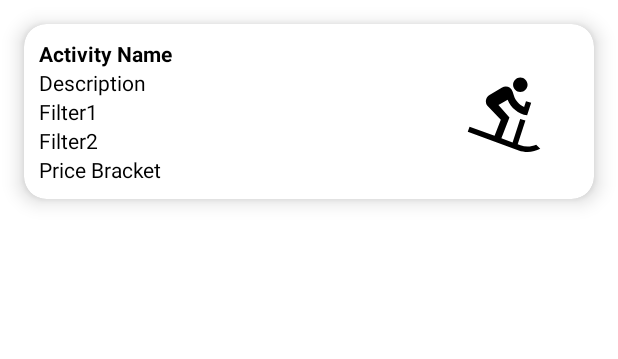
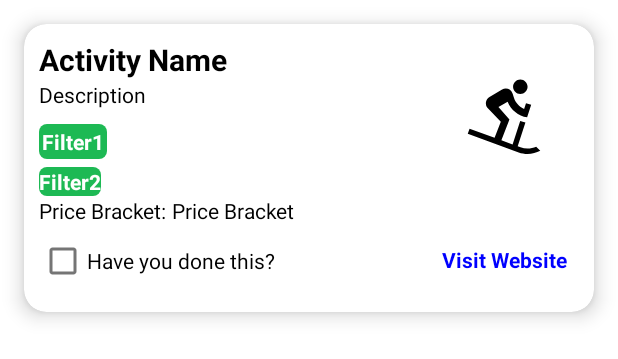
Before and after one commit to JamieLloyd01/MastersProject, an Android app: the layout item_view.xml on its own in the app's theme, with its tools: preview values and no code run, on a phone screen of 412 x 824 dp. Shown: the top 359 px of the screen. Run offline under Robolectric (Android 15) with nearby library versions, the phone set to English and light mode, and no system bars.

Commit message:
changed recycler GUI

```diff
--- /dev/null
+++ b/app/src/main/res/drawable/outline_background.xml
@@ -0,0 +1,8 @@
+<?xml version="1.0" encoding="utf-8"?>
+<shape xmlns:android="http://schemas.android.com/apk/res/android">
+    <solid android:color="@android:color/transparent" />
+    <stroke
+        android:width="2dp"
+        android:color="#1DB954"
+    />
+</shape>
--- /dev/null
+++ b/app/src/main/res/drawable/rounded.xml
@@ -0,0 +1,4 @@
+<shape xmlns:android="http://schemas.android.com/apk/res/android">
+    <solid android:color="#FFFFFF" /> <!-- Background color of the EditText -->
+    <corners android:radius="150dp" /> <!-- Corner radius of the EditText -->
+</shape>
--- /dev/null
+++ b/app/src/main/res/drawable/rounded_background.xml
@@ -0,0 +1,5 @@
+<?xml version="1.0" encoding="utf-8"?>
+<shape xmlns:android="http://schemas.android.com/apk/res/android">
+    <solid android:color="#1DB954" /> <!-- Fill color (in this case, red) -->
+    <corners android:radius="5dp" /> <!-- Corner radius in dp -->
+</shape>
--- a/app/src/main/res/layout/item_view.xml
+++ b/app/src/main/res/layout/item_view.xml
@@ -20,7 +20,7 @@ android:padding="30dp">
         android:layout_width="200dp"
         android:layout_height="wrap_content"
         android:textColor="@color/black"
-        android:textSize="14sp"
+        android:textSize="20sp"
         android:text="Activity Name"
         android:textStyle="bold"/>
 
@@ -30,29 +30,60 @@ android:padding="30dp">
         android:layout_width="180dp"
         android:layout_height="wrap_content"
         android:textColor="@color/black"
+        android:layout_marginBottom="10dp"
         android:text="Description"/>
+
 
     <TextView
         android:id="@+id/filter1"
-        android:layout_width="200dp"
+        android:layout_width="wrap_content"
         android:layout_height="wrap_content"
         android:text="Filter1"
-        android:textColor="@color/black" />
+        android:layout_marginBottom="5dp"
+        android:background="@drawable/rounded_background"
+        android:textColor="@color/white"
+        android:padding="2dp"
+        android:textStyle="bold"/>
 
     <TextView
         android:id="@+id/filter2"
-        android:layout_width="200dp"
+        android:layout_width="wrap_content"
         android:layout_height="wrap_content"
         android:text="Filter2"
-        android:textColor="@color/black" />
+        android:background="@drawable/rounded_background"
+        android:textColor="@color/white"
+        android:textStyle="bold"/>
 
 
+
+
+
+
+    <LinearLayout
+        android:layout_width="match_parent"
+        android:layout_height="wrap_content"
+        android:orientation="horizontal">
+
+        <TextView
+            android:id="@+id/priceBracketLabel"
+            android:layout_width="wrap_content"
+            android:layout_height="wrap_content"
+            android:textColor="@color/black"
+            android:text="Price Bracket: "/>
         <TextView
             android:id="@+id/priceBracket"
             android:layout_width="200dp"
             android:layout_height="wrap_content"
             android:textColor="@color/black"
             android:text="Price Bracket"/>
+    </LinearLayout>
+
+    <CheckBox
+        android:id="@+id/checkBox"
+        android:layout_width="200dp"
+        android:layout_height="wrap_content"
+        android:text="Have you done this?" />
+
 
 </LinearLayout>
 
@@ -66,12 +97,24 @@ android:padding="30dp">
         android:layout_height="100dp"
         android:layout_marginEnd="10dp"
         android:src="@drawable/ic_skiing_foreground"
-        app:layout_constraintBottom_toBottomOf="parent"
+        android:layout_marginTop="10dp"
         app:layout_constraintEnd_toEndOf="parent"
         app:layout_constraintTop_toTopOf="parent"
         app:layout_constraintVertical_bias="0.5"
         app:shapeAppearanceOverlay="@style/roundImageView"/>
 
+    <TextView
+        android:id="@+id/textView2"
+        android:layout_width="100dp"
+        android:layout_height="wrap_content"
+        android:text="Visit Website"
+        android:textColor="#0000FF"
+        android:textStyle="bold"
+        android:gravity="center"
+        android:layout_marginEnd="10dp"
+        android:layout_marginBottom="25dp"
+        app:layout_constraintBottom_toBottomOf="parent"
+        app:layout_constraintEnd_toEndOf="parent" />
 </androidx.constraintlayout.widget.ConstraintLayout>
 
 
```
Also changed, not shown: app/src/main/AndroidManifest.xml (+4 -5 lines). Lines whose indentation alone changed are shown as unchanged.
